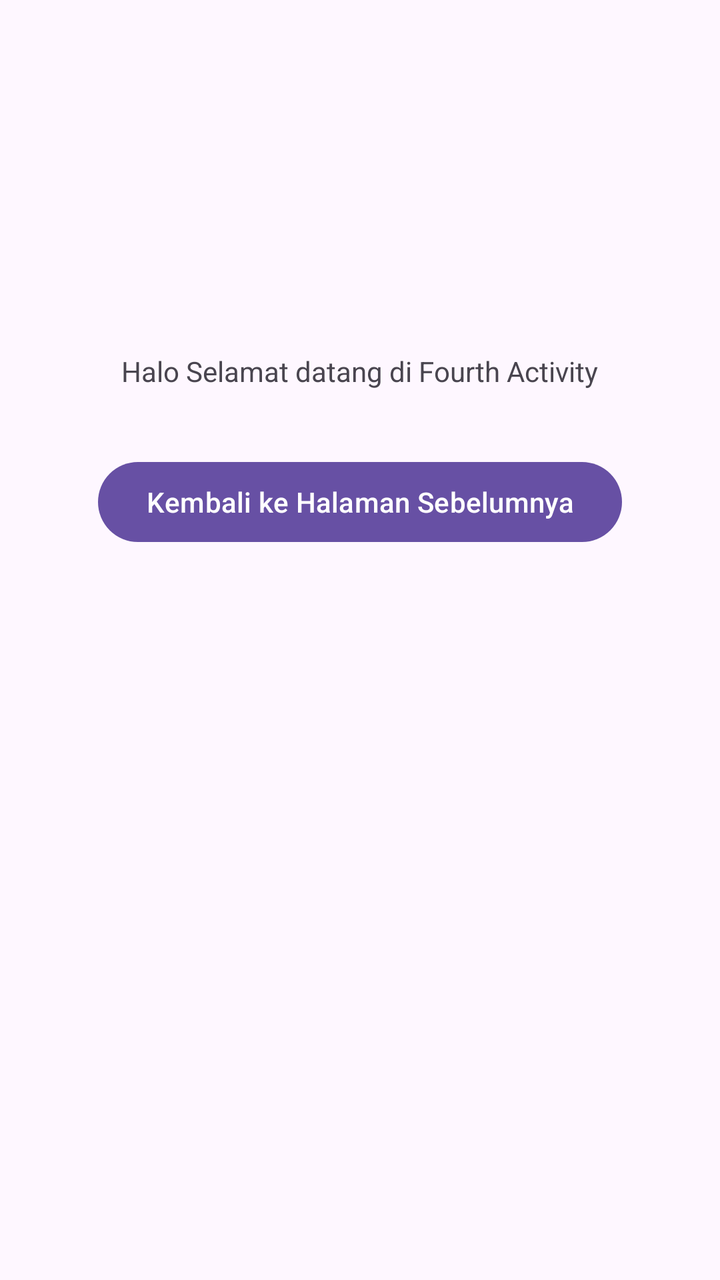
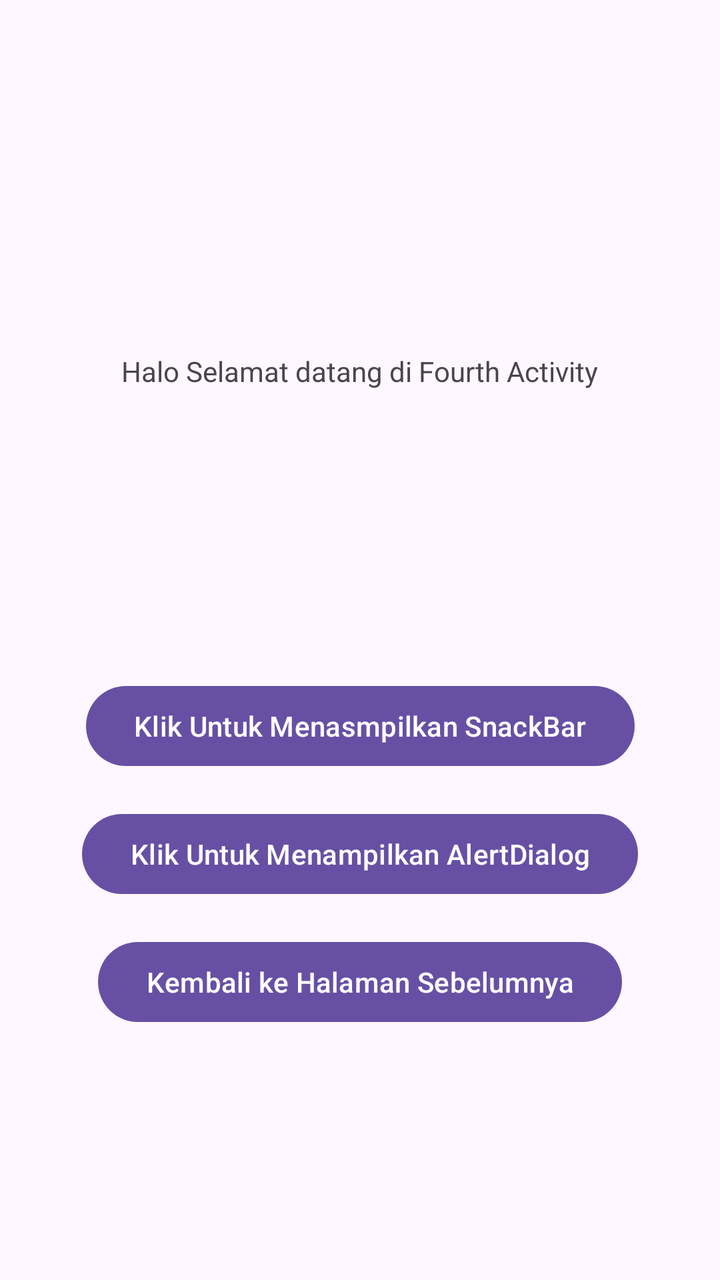

Before-and-after screenshots of an Android layout around one commit, followed by the original layout XML and the change that was made.
<!-- AndroidManifest.xml: application theme Theme.IdoApps -->
<!-- res/layout/activity_fourth.xml -->
<?xml version="1.0" encoding="utf-8"?>
<androidx.constraintlayout.widget.ConstraintLayout xmlns:android="http://schemas.android.com/apk/res/android"
    xmlns:app="http://schemas.android.com/apk/res-auto"
    xmlns:tools="http://schemas.android.com/tools"
    android:id="@+id/main"
    android:layout_width="match_parent"
    android:layout_height="match_parent"
    tools:context=".pertemuan_4.FourthActivity">

    <TextView
        android:id="@+id/textView3"
        android:layout_width="wrap_content"
        android:layout_height="wrap_content"
        android:layout_marginTop="176dp"
        android:text="Halo Selamat datang di Fourth Activity"
        app:layout_constraintEnd_toEndOf="parent"
        app:layout_constraintHorizontal_bias="0.498"
        app:layout_constraintStart_toStartOf="parent"
        app:layout_constraintTop_toTopOf="parent" />

    <Button
        android:id="@+id/btnKembali"
        android:layout_width="wrap_content"
        android:layout_height="wrap_content"
        android:layout_marginTop="32dp"
        android:text="Kembali ke Halaman Sebelumnya"
        app:layout_constraintEnd_toEndOf="parent"
        app:layout_constraintStart_toStartOf="parent"
        app:layout_constraintTop_toBottomOf="@+id/textView3" />


</androidx.constraintlayout.widget.ConstraintLayout>
<!-- resources referenced by this layout -->
<resources>
  <style name="Theme.IdoApps" parent="Base.Theme.IdoApps" />
  <style name="Base.Theme.IdoApps" parent="Theme.Material3.DayNight.NoActionBar">
          
          
      </style>
</resources>

<!-- the commit's change to res/layout/activity_fourth.xml (unified diff, before → after) -->
@@ -18,15 +18,37 @@
         app:layout_constraintStart_toStartOf="parent"
         app:layout_constraintTop_toTopOf="parent" />
 
+
     <Button
         android:id="@+id/btnKembali"
         android:layout_width="wrap_content"
         android:layout_height="wrap_content"
-        android:layout_marginTop="32dp"
+        android:layout_marginTop="16dp"
         android:text="Kembali ke Halaman Sebelumnya"
+        app:layout_constraintEnd_toEndOf="parent"
+        app:layout_constraintStart_toStartOf="parent"
+        app:layout_constraintTop_toBottomOf="@+id/btnShowAlertDialog" />
+
+    <Button
+        android:id="@+id/btnShowSnackBar"
+        android:layout_width="wrap_content"
+        android:layout_height="wrap_content"
+        android:layout_marginTop="144dp"
+        android:text="Klik Untuk Menasmpilkan SnackBar"
         app:layout_constraintEnd_toEndOf="parent"
         app:layout_constraintStart_toStartOf="parent"
         app:layout_constraintTop_toBottomOf="@+id/textView3" />
 
+    <Button
+        android:id="@+id/btnShowAlertDialog"
+        android:layout_width="wrap_content"
+        android:layout_height="wrap_content"
+        android:layout_marginTop="16dp"
+        android:text="Klik Untuk Menampilkan AlertDialog"
+        app:layout_constraintEnd_toEndOf="parent"
+        app:layout_constraintHorizontal_bias="0.498"
+        app:layout_constraintStart_toStartOf="parent"
+        app:layout_constraintTop_toBottomOf="@+id/btnShowSnackBar" />
+
 
 </androidx.constraintlayout.widget.ConstraintLayout>
